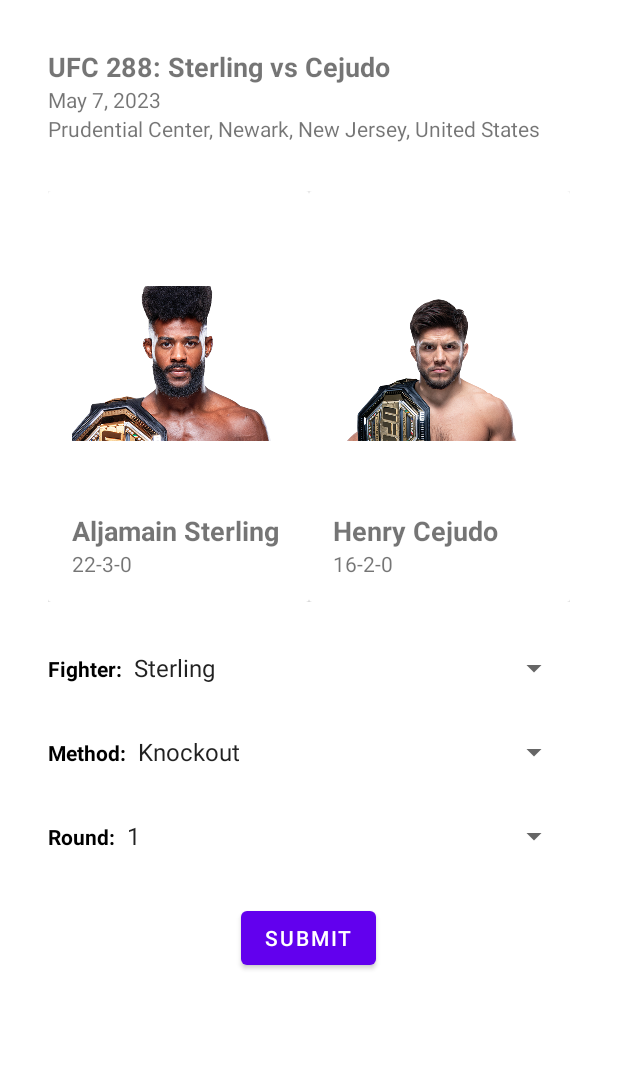
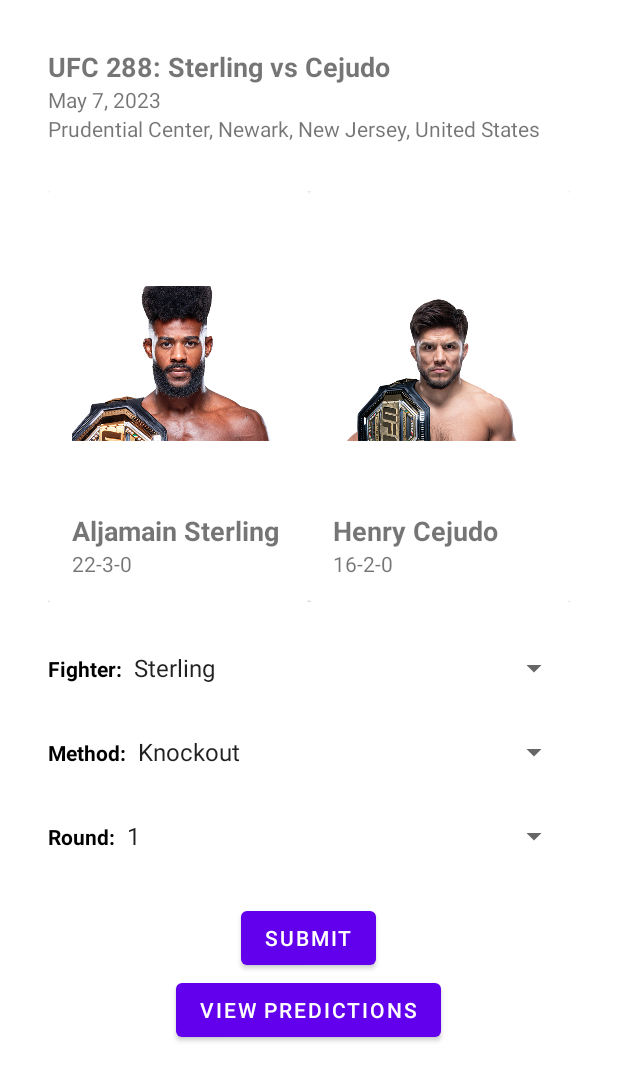
Before and after one commit to Adam-Shields2001/FYP, an Android app: the PredictionDetails screen opened directly, with no data from a screen before it, on a phone screen of 412 x 824 dp. Shown: the top 1081 px of the screen. Run offline under Robolectric (Android 15) with nearby library versions, the phone set to English and light mode, and no system bars; our stand-ins replace Firebase (no records; nobody signed in at launch, a user with empty details on screens opened directly); Roboto replaces fonts that are not available here.

Commit message:
Finished Code

```diff
--- a/app/src/main/java/com/fyp1/fyp1/DetailActivity.java
+++ b/app/src/main/java/com/fyp1/fyp1/DetailActivity.java
@@ -36,6 +36,6 @@
         wins_text.setText(Double.toString(wins));
         losses_text.setText(Double.toString(losses));
         draws_text.setText(Double.toString(draws));
-        imageView.setImageResource(R.drawable.ufc);
+        imageView.setImageResource(R.drawable.conormcgregor);
     }
 }
--- a/app/src/main/java/com/fyp1/fyp1/EventDetailActivity.java
+++ b/app/src/main/java/com/fyp1/fyp1/EventDetailActivity.java
@@ -30,6 +30,6 @@
         name_text.setText(name);
         season_text.setText(season);
         dateTime_text.setText(dateTime);
-        imageView.setImageResource(R.drawable.ufc);
+        imageView.setImageResource(R.drawable.ufc288);
     }
 }
--- a/app/src/main/java/com/fyp1/fyp1/PredictionDetails.java
+++ b/app/src/main/java/com/fyp1/fyp1/PredictionDetails.java
@@ -32,7 +32,7 @@
     private Spinner mFightSpinner;
     private Spinner mMethodSpinner;
     private Spinner mRoundSpinner;
-    private Button mSubmitButton;
+    private Button mSubmitButton, mViewPredictions;
     private FirebaseAuth mAuth;
     private String mCurrentUserId;
 
@@ -52,6 +52,17 @@
         mMethodSpinner = findViewById(R.id.method_of_victory);
         mRoundSpinner = findViewById(R.id.predicted_round);
         mSubmitButton = findViewById(R.id.submit_button);
+        mViewPredictions = findViewById(R.id.view_predictions_button);
+
+        // Set click listener on view predictions button
+        mViewPredictions.setOnClickListener(new View.OnClickListener() {
+            @Override
+            public void onClick(View v) {
+                // Open the PredictionResult activity
+                Intent intent = new Intent(PredictionDetails.this, PredictionResult.class);
+                startActivity(intent);
+            }
+        });
 
         mMethodSpinner.setOnItemSelectedListener(new AdapterView.OnItemSelectedListener() {
             @Override
--- a/app/src/main/java/com/fyp1/fyp1/Result.java
+++ b/app/src/main/java/com/fyp1/fyp1/Result.java
@@ -30,7 +30,7 @@
     ArrayList<BarEntry> round2Data = new ArrayList<>();
     ArrayList<BarEntry> round3Data = new ArrayList<>();
 
-    String fightId = "Curtis Blaydes vs Sergei Pavlovich";
+    String fightId = "Henry Cejudo vs Aljamain Sterling";
 
     @Override
     protected void onCreate(Bundle savedInstanceState) {
--- a/app/src/main/java/com/fyp1/fyp1/ViewFighters.java
+++ b/app/src/main/java/com/fyp1/fyp1/ViewFighters.java
@@ -108,7 +108,7 @@
         }
 
         if(filteredList.isEmpty()){
-            Toast.makeText(this, "No data found", Toast.LENGTH_SHORT).show();
+            Toast.makeText(this, "Fighter cant be found", Toast.LENGTH_SHORT).show();
         } else {
             adapter.setFilteredList(filteredList);
         }
--- a/app/src/main/java/com/fyp1/fyp1/menu/Menu.java
+++ b/app/src/main/java/com/fyp1/fyp1/menu/Menu.java
@@ -14,14 +14,11 @@
 import com.fyp1.fyp1.FightSelection;
 import com.fyp1.fyp1.Login;
 import com.fyp1.fyp1.PredictionDetails;
-import com.fyp1.fyp1.Predictions;
 import com.fyp1.fyp1.R;
-import com.fyp1.fyp1.ScoringSystem;
 import com.fyp1.fyp1.Settings;
 import com.fyp1.fyp1.SliderAdapter;
 import com.fyp1.fyp1.ViewEvents;
 import com.fyp1.fyp1.ViewFighters;
-import com.fyp1.fyp1.models.User;
 import com.google.android.material.navigation.NavigationView;
 import com.smarteist.autoimageslider.IndicatorView.animation.type.IndicatorAnimationType;
 import com.smarteist.autoimageslider.SliderAnimations;
--- a/app/src/main/res/layout/activity_prediction_details.xml
+++ b/app/src/main/res/layout/activity_prediction_details.xml
@@ -192,7 +192,7 @@
 
         <RelativeLayout
             android:layout_width="match_parent"
-        android:layout_height="match_parent"
+            android:layout_height="wrap_content"
             android:padding="16dp">
 
             <Button
@@ -200,8 +200,17 @@
                 android:layout_width="wrap_content"
                 android:layout_height="wrap_content"
                 android:text="Submit"
-            android:layout_centerInParent="true"/>
+                android:layout_centerHorizontal="true"/>
+
+            <Button
+                android:id="@+id/view_predictions_button"
+                android:layout_width="wrap_content"
+                android:layout_height="wrap_content"
+                android:text="View Predictions"
+                android:layout_below="@id/submit_button"
+                android:layout_centerHorizontal="true"/>
 
         </RelativeLayout>
+
     </LinearLayout>
 </ScrollView>
```
Also changed, not shown: app/src/main/java/com/fyp1/fyp1/ScoringSystem.java (+27 -85 lines), app/src/main/res/drawable/conormcgregor.png (added), app/src/main/res/drawable/ufc288.jpeg (added). Lines whose indentation alone changed are shown as unchanged.
